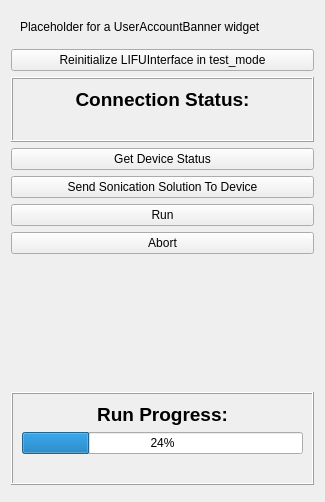
First picture: the form in OpenLIFUSonicationControl/Resources/UI/OpenLIFUSonicationControl.ui, repository OpenwaterHealth/SlicerOpenLIFU, before the edit.
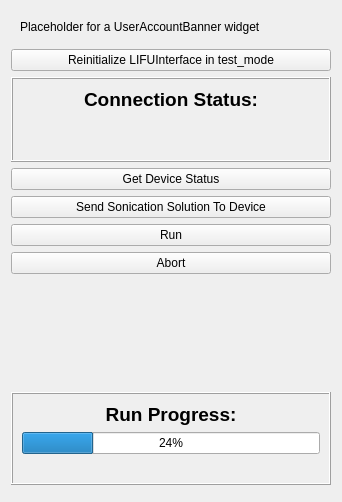
Second picture: the form after the edit. Custom widgets are drawn as their Qt base class.

Commit message: Display various version info in sonication ctrl module (#482)

```diff
--- a/OpenLIFUSonicationControl/Resources/UI/OpenLIFUSonicationControl.ui
+++ b/OpenLIFUSonicationControl/Resources/UI/OpenLIFUSonicationControl.ui
@@ -6,7 +6,7 @@
    <rect>
     <x>0</x>
     <y>0</y>
-    <width>325</width>
+    <width>342</width>
     <height>502</height>
    </rect>
   </property>
@@ -66,6 +66,13 @@
         </property>
        </widget>
       </item>
+      <item>
+       <widget class="QLabel" name="versionsLabel">
+        <property name="text">
+         <string/>
+        </property>
+       </widget>
+      </item>
      </layout>
     </widget>
    </item>
```
The commit also changes 1 other file.
